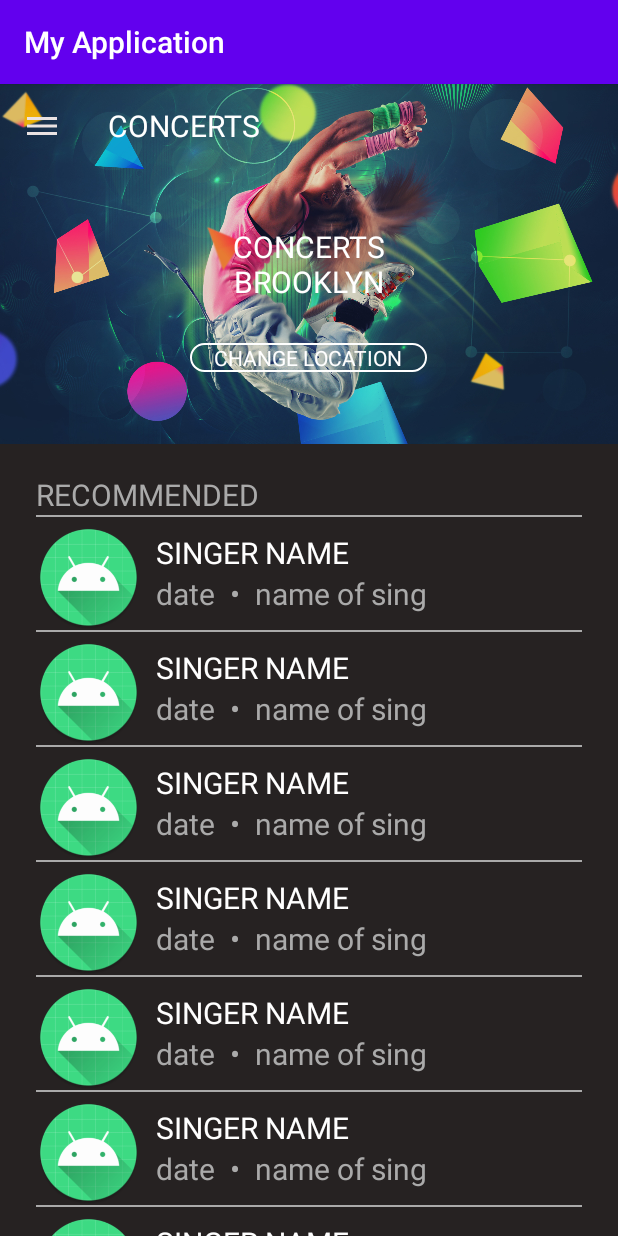
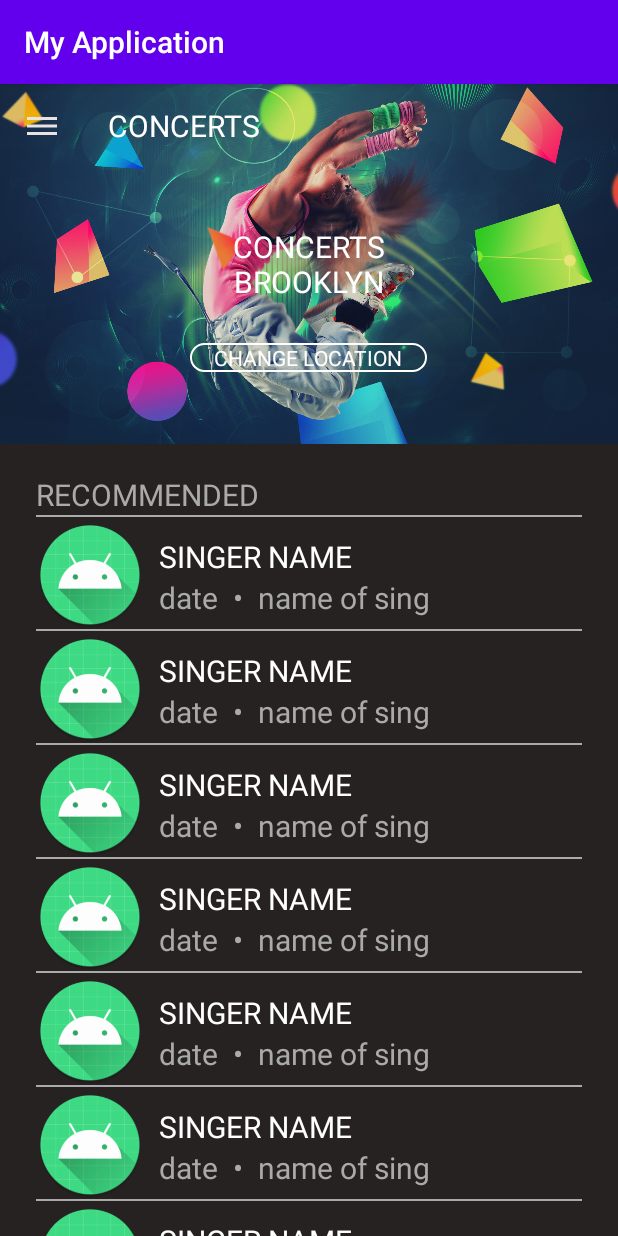
Before and after one commit to Mrsananabos/AndroidLessons, an Android app: the screen it shows after launch (MainActivity), on a phone screen of 412 x 824 dp. Run offline under Robolectric (Android 15) with nearby library versions, the phone set to English and light mode, and no system bars.

Commit message:
simplify view with hack, remember this

```diff
--- a/app/src/main/res/layout/music_item.xml
+++ b/app/src/main/res/layout/music_item.xml
@@ -1,28 +1,25 @@
 <?xml version="1.0" encoding="utf-8"?>
-<LinearLayout xmlns:android="http://schemas.android.com/apk/res/android"
-    xmlns:tools="http://schemas.android.com/tools"
+<FrameLayout xmlns:android="http://schemas.android.com/apk/res/android"
     android:layout_width="match_parent"
-    android:layout_height="wrap_content"
-    android:orientation="vertical"
-    tools:ignore="MissingConstraints">
+    android:layout_height="wrap_content">
 
     <View
         android:layout_width="match_parent"
-        android:layout_height="1sp"
+        android:layout_height="1dp"
         android:background="@android:color/darker_gray" />
 
-    <LinearLayout
+    <ImageView
+        android:layout_width="72dp"
+        android:layout_height="72dp"
+        android:layout_marginTop="4dp"
+        android:src="@drawable/icon_user" />
+
+    <include
+        layout="@layout/music_desc_item"
         android:layout_width="match_parent"
-        android:layout_height="wrap_content"
-        android:orientation="horizontal">
+        android:layout_height="match_parent"
+        android:layout_marginLeft="72dp"
 
-        <ImageView
-            android:layout_width="70dp"
-            android:layout_height="70dp"
-            android:layout_marginTop="5dp"
-            android:src="@drawable/icon_user" />
+        android:layout_marginTop="4dp" />
 
-        <include layout="@layout/music_desc_item" />
-
-    </LinearLayout>
-</LinearLayout>
+</FrameLayout>
```
